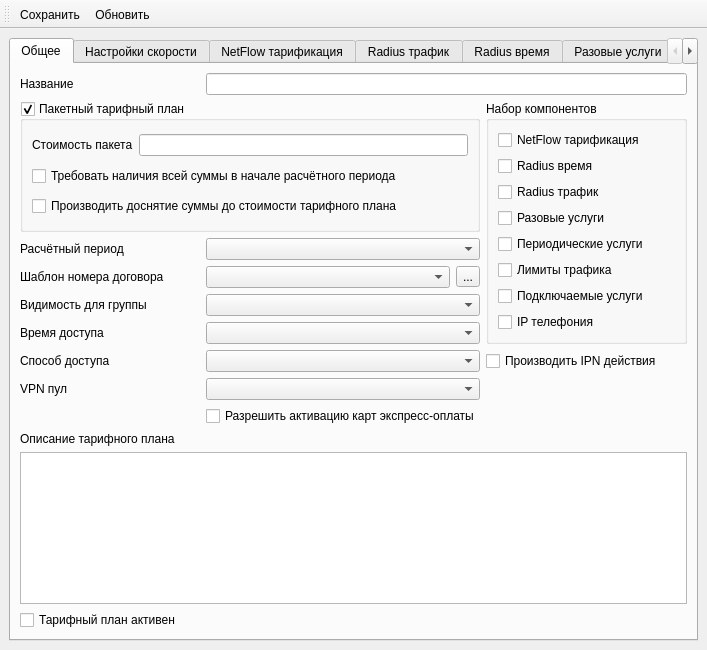
Above: mdi/forms/new_tp_edit.ui from brat002/ExpertBilling before the change. Below: the same form after it.
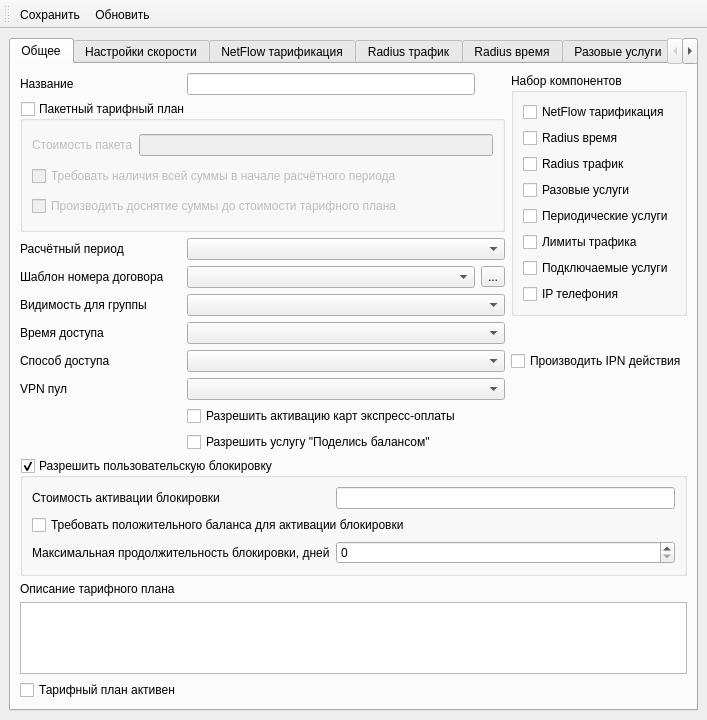
That is the form after the change. The open tabs and pages were chosen to show the change. Icons and pictures are not drawn.

Patch:
```diff
--- a/mdi/forms/new_tp_edit.ui
+++ b/mdi/forms/new_tp_edit.ui
@@ -7,7 +7,7 @@
     <x>0</x>
     <y>0</y>
     <width>707</width>
-    <height>650</height>
+    <height>700</height>
    </rect>
   </property>
   <property name="windowTitle">
@@ -51,7 +51,7 @@
        <attribute name="title">
         <string>Общее</string>
        </attribute>
-       <layout class="QGridLayout" name="gridLayout_10">
+       <layout class="QGridLayout" name="gridLayout_28">
         <item row="0" column="0">
          <widget class="QLabel" name="tarif_name_label">
           <property name="toolTip">
@@ -65,7 +65,7 @@
           </property>
          </widget>
         </item>
-        <item row="0" column="1" colspan="4">
+        <item row="0" column="1" colspan="3">
          <widget class="QLineEdit" name="tarif_name_edit">
           <property name="toolTip">
            <string>Уникальное название тарифного плана</string>
@@ -75,7 +75,7 @@
           </property>
          </widget>
         </item>
-        <item row="1" column="0" colspan="3">
+        <item row="1" column="0" colspan="5">
          <widget class="QGroupBox" name="sp_groupbox">
           <property name="toolTip">
            <string>Предоставление тарифного плана как пакета на срок расчётного периода</string>
@@ -89,6 +89,9 @@
           <property name="checkable">
            <bool>true</bool>
           </property>
+          <property name="checked">
+           <bool>false</bool>
+          </property>
           <layout class="QGridLayout" name="gridLayout_8">
            <item row="0" column="1">
             <widget class="QLineEdit" name="tarif_cost_edit">
@@ -139,7 +142,226 @@
           </layout>
          </widget>
         </item>
-        <item row="1" column="3" rowspan="5" colspan="2">
+        <item row="2" column="0">
+         <widget class="QLabel" name="sp_name_label">
+          <property name="toolTip">
+           <string>Расчётный период тарифного плана</string>
+          </property>
+          <property name="whatsThis">
+           <string>Расчётный период тарифного плана</string>
+          </property>
+          <property name="text">
+           <string>Расчётный период</string>
+          </property>
+         </widget>
+        </item>
+        <item row="2" column="1" colspan="4">
+         <widget class="QComboBox" name="sp_name_edit">
+          <property name="toolTip">
+           <string>Расчётный период тарифного плана</string>
+          </property>
+          <property name="whatsThis">
+           <string>Расчётный период тарифного плана</string>
+          </property>
+         </widget>
+        </item>
+        <item row="3" column="0">
+         <widget class="QLabel" name="label_contracttemplate">
+          <property name="toolTip">
+           <string>Шаблон номера договора для создаваемых на данном тарифном плане абонентов.</string>
+          </property>
+          <property name="whatsThis">
+           <string>Шаблон номера договора для создаваемых на данном тарифном плане абонентов.</string>
+          </property>
+          <property name="text">
+           <string>Шаблон номера договора</string>
+          </property>
+         </widget>
+        </item>
+        <item row="3" column="1" colspan="3">
+         <widget class="QComboBox" name="comboBox_contracttemplate">
+          <property name="toolTip">
+           <string>Шаблон номера договора для создаваемых на данном тарифном плане абонентов.</string>
+          </property>
+          <property name="whatsThis">
+           <string>Шаблон номера договора для создаваемых на данном тарифном плане абонентов.</string>
+          </property>
+         </widget>
+        </item>
+        <item row="4" column="0">
+         <widget class="QLabel" name="label_systemgroup">
+          <property name="toolTip">
+           <string>Настройки видимости тарифного плана для системных пользователей</string>
+          </property>
+          <property name="whatsThis">
+           <string>Настройки видимости тарифного плана для системных пользователей</string>
+          </property>
+          <property name="text">
+           <string>Видимость для группы</string>
+          </property>
+         </widget>
+        </item>
+        <item row="4" column="1" colspan="4">
+         <widget class="QComboBox" name="comboBox_system_group">
+          <property name="toolTip">
+           <string>Настройки видимости тарифного плана для системных пользователей</string>
+          </property>
+          <property name="whatsThis">
+           <string>Настройки видимости тарифного плана для системных пользователей</string>
+          </property>
+         </widget>
+        </item>
+        <item row="5" column="0">
+         <widget class="QLabel" name="access_time_label">
+          <property name="toolTip">
+           <string>Разрешённое время доступа/авторизации для абонентов</string>
+          </property>
+          <property name="whatsThis">
+           <string>Разрешённое время доступа/авторизации для абонентов</string>
+          </property>
+          <property name="text">
+           <string>Время доступа</string>
+          </property>
+         </widget>
+        </item>
+        <item row="5" column="1" colspan="4">
+         <widget class="QComboBox" name="access_time_edit">
+          <property name="toolTip">
+           <string>Разрешённое время доступа/авторизации для абонентов</string>
+          </property>
+          <property name="whatsThis">
+           <string>Разрешённое время доступа/авторизации для абонентов</string>
+          </property>
+         </widget>
+        </item>
+        <item row="6" column="0">
+         <widget class="QLabel" name="access_type_label">
+          <property name="toolTip">
+           <string>Способ доступа абонента</string>
+          </property>
+          <property name="whatsThis">
+           <string>Способ доступа абонента</string>
+          </property>
+          <property name="text">
+           <string>Способ доступа</string>
+          </property>
+         </widget>
+        </item>
+        <item row="6" column="1" colspan="4">
+         <widget class="QComboBox" name="access_type_edit">
+          <property name="toolTip">
+           <string>Способ доступа абонента</string>
+          </property>
+          <property name="whatsThis">
+           <string>Способ доступа абонента</string>
+          </property>
+         </widget>
+        </item>
+        <item row="7" column="0">
+         <widget class="QLabel" name="label_vpn_ippool">
+          <property name="toolTip">
+           <string>IPv4 пул по-умолчанию для динамической выдачи IP адресов клиентам при VPN авторизации.</string>
+          </property>
+          <property name="whatsThis">
+           <string>IPv4 пул по-умолчанию для динамической выдачи IP адресов клиентам при VPN авторизации.</string>
+          </property>
+          <property name="text">
+           <string>VPN пул</string>
+          </property>
+         </widget>
+        </item>
+        <item row="7" column="1" colspan="4">
+         <widget class="QComboBox" name="comboBox_vpn_ippool">
+          <property name="toolTip">
+           <string>IPv4 пул по-умолчанию для динамической выдачи IP адресов клиентам при VPN авторизации.</string>
+          </property>
+          <property name="whatsThis">
+           <string>IPv4 пул по-умолчанию для динамической выдачи IP адресов клиентам при VPN авторизации.</string>
+          </property>
+         </widget>
+        </item>
+        <item row="10" column="0" colspan="6">
+         <widget class="QGroupBox" name="groupBox_allowuserblock">
+          <property name="title">
+           <string>Разрешить пользовательскую блокировку</string>
+          </property>
+          <property name="checkable">
+           <bool>true</bool>
+          </property>
+          <layout class="QGridLayout" name="gridLayout_10">
+           <item row="0" column="0">
+            <widget class="QLabel" name="label_userblock_cost">
+             <property name="text">
+              <string>Стоимость активации блокировки</string>
+             </property>
+            </widget>
+           </item>
+           <item row="0" column="1">
+            <widget class="QLineEdit" name="lineEdit_userblock_cost"/>
+           </item>
+           <item row="2" column="0">
+            <widget class="QLabel" name="label_max_block_days">
+             <property name="text">
+              <string>Максимальная продолжительность блокировки, дней</string>
+             </property>
+            </widget>
+           </item>
+           <item row="2" column="1">
+            <widget class="QSpinBox" name="spinBox_max_block_days"/>
+           </item>
+           <item row="1" column="0" colspan="2">
+            <widget class="QCheckBox" name="checkBox_userblock_balance_require">
+             <property name="text">
+              <string>Требовать положительного баланса для активации блокировки</string>
+             </property>
+            </widget>
+           </item>
+          </layout>
+         </widget>
+        </item>
+        <item row="11" column="0">
+         <widget class="QLabel" name="tarif_description_label">
+          <property name="toolTip">
+           <string>Текстовое описание тарифного плана для печати накладных и работы с договорами</string>
+          </property>
+          <property name="whatsThis">
+           <string>Текстовое описание тарифного плана для печати накладных и работы с договорами</string>
+          </property>
+          <property name="text">
+           <string>Описание тарифного плана</string>
+          </property>
+          <property name="buddy">
+           <cstring>tarif_description_edit</cstring>
+          </property>
+         </widget>
+        </item>
+        <item row="13" column="0" colspan="6">
+         <widget class="QTextEdit" name="tarif_description_edit">
+          <property name="toolTip">
+           <string>Текстовое описание тарифного плана для печати накладных и работы с договорами</string>
+          </property>
+          <property name="whatsThis">
+           <string>Текстовое описание тарифного плана для печати накладных и работы с договорами</string>
+          </property>
+          <property name="textInteractionFlags">
+           <set>Qt::LinksAccessibleByKeyboard|Qt::LinksAccessibleByMouse|Qt::TextBrowserInteraction|Qt::TextEditable|Qt::TextEditorInteraction|Qt::TextSelectableByKeyboard|Qt::TextSelectableByMouse</set>
+          </property>
+         </widget>
+        </item>
+        <item row="14" column="0">
+         <widget class="QCheckBox" name="tarif_status_edit">
+          <property name="toolTip">
+           <string>Признак возможности работы абонента на данном тарифном плане</string>
+          </property>
+          <property name="whatsThis">
+           <string>Признак возможности работы абонента на данном тарифном плане</string>
+          </property>
+          <property name="text">
+           <string>Тарифный план активен</string>
+          </property>
+         </widget>
+        </item>
+        <item row="0" column="5" rowspan="5">
          <widget class="QGroupBox" name="components_groupBox">
           <property name="toolTip">
            <string>Набор компонентов тарифного плана</string>
@@ -255,207 +477,7 @@
           </layout>
          </widget>
         </item>
-        <item row="11" column="0" colspan="3">
-         <widget class="QLabel" name="tarif_description_label">
-          <property name="toolTip">
-           <string>Текстовое описание тарифного плана для печати накладных и работы с договорами</string>
-          </property>
-          <property name="whatsThis">
-           <string>Текстовое описание тарифного плана для печати накладных и работы с договорами</string>
-          </property>
-          <property name="text">
-           <string>Описание тарифного плана</string>
-          </property>
-          <property name="buddy">
-           <cstring>tarif_description_edit</cstring>
-          </property>
-         </widget>
-        </item>
-        <item row="12" column="0" colspan="5">
-         <widget class="QTextEdit" name="tarif_description_edit">
-          <property name="toolTip">
-           <string>Текстовое описание тарифного плана для печати накладных и работы с договорами</string>
-          </property>
-          <property name="whatsThis">
-           <string>Текстовое описание тарифного плана для печати накладных и работы с договорами</string>
-          </property>
-          <property name="textInteractionFlags">
-           <set>Qt::LinksAccessibleByKeyboard|Qt::LinksAccessibleByMouse|Qt::TextBrowserInteraction|Qt::TextEditable|Qt::TextEditorInteraction|Qt::TextSelectableByKeyboard|Qt::TextSelectableByMouse</set>
-          </property>
-         </widget>
-        </item>
-        <item row="13" column="0" colspan="2">
-         <widget class="QCheckBox" name="tarif_status_edit">
-          <property name="toolTip">
-           <string>Признак возможности работы абонента на данном тарифном плане</string>
-          </property>
-          <property name="whatsThis">
-           <string>Признак возможности работы абонента на данном тарифном плане</string>
-          </property>
-          <property name="text">
-           <string>Тарифный план активен</string>
-          </property>
-         </widget>
-        </item>
-        <item row="6" column="1" colspan="2">
-         <widget class="QComboBox" name="access_type_edit">
-          <property name="toolTip">
-           <string>Способ доступа абонента</string>
-          </property>
-          <property name="whatsThis">
-           <string>Способ доступа абонента</string>
-          </property>
-         </widget>
-        </item>
-        <item row="8" column="0">
-         <widget class="QLabel" name="label_vpn_ippool">
-          <property name="toolTip">
-           <string>IPv4 пул по-умолчанию для динамической выдачи IP адресов клиентам при VPN авторизации.</string>
-          </property>
-          <property name="whatsThis">
-           <string>IPv4 пул по-умолчанию для динамической выдачи IP адресов клиентам при VPN авторизации.</string>
-          </property>
-          <property name="text">
-           <string>VPN пул</string>
-          </property>
-         </widget>
-        </item>
-        <item row="6" column="0">
-         <widget class="QLabel" name="access_type_label">
-          <property name="toolTip">
-           <string>Способ доступа абонента</string>
-          </property>
-          <property name="whatsThis">
-           <string>Способ доступа абонента</string>
-          </property>
-          <property name="text">
-           <string>Способ доступа</string>
-          </property>
-         </widget>
-        </item>
-        <item row="10" column="1" colspan="2">
-         <widget class="QCheckBox" name="checkBox_allow_expresscards_activation">
-          <property name="toolTip">
-           <string>Разрешить активацию карт экспресс-оплаты на данном тарифном плане.</string>
-          </property>
-          <property name="whatsThis">
-           <string>Разрешить активацию карт экспресс-оплаты на данном тарифном плане.</string>
-          </property>
-          <property name="text">
-           <string>Разрешить активацию карт экспресс-оплаты</string>
-          </property>
-         </widget>
-        </item>
-        <item row="8" column="1" colspan="2">
-         <widget class="QComboBox" name="comboBox_vpn_ippool">
-          <property name="toolTip">
-           <string>IPv4 пул по-умолчанию для динамической выдачи IP адресов клиентам при VPN авторизации.</string>
-          </property>
-          <property name="whatsThis">
-           <string>IPv4 пул по-умолчанию для динамической выдачи IP адресов клиентам при VPN авторизации.</string>
-          </property>
-         </widget>
-        </item>
-        <item row="4" column="0">
-         <widget class="QLabel" name="label_systemgroup">
-          <property name="toolTip">
-           <string>Настройки видимости тарифного плана для системных пользователей</string>
-          </property>
-          <property name="whatsThis">
-           <string>Настройки видимости тарифного плана для системных пользователей</string>
-          </property>
-          <property name="text">
-           <string>Видимость для группы</string>
-          </property>
-         </widget>
-        </item>
-        <item row="4" column="1" colspan="2">
-         <widget class="QComboBox" name="comboBox_system_group">
-          <property name="toolTip">
-           <string>Настройки видимости тарифного плана для системных пользователей</string>
-          </property>
-          <property name="whatsThis">
-           <string>Настройки видимости тарифного плана для системных пользователей</string>
-          </property>
-         </widget>
-        </item>
-        <item row="5" column="0">
-         <widget class="QLabel" name="access_time_label">
-          <property name="toolTip">
-           <string>Разрешённое время доступа/авторизации для абонентов</string>
-          </property>
-          <property name="whatsThis">
-           <string>Разрешённое время доступа/авторизации для абонентов</string>
-          </property>
-          <property name="text">
-           <string>Время доступа</string>
-          </property>
-         </widget>
-        </item>
-        <item row="5" column="1" colspan="2">
-         <widget class="QComboBox" name="access_time_edit">
-          <property name="toolTip">
-           <string>Разрешённое время доступа/авторизации для абонентов</string>
-          </property>
-          <property name="whatsThis">
-           <string>Разрешённое время доступа/авторизации для абонентов</string>
-          </property>
-         </widget>
-        </item>
-        <item row="3" column="0">
-         <widget class="QLabel" name="label_contracttemplate">
-          <property name="toolTip">
-           <string>Шаблон номера договора для создаваемых на данном тарифном плане абонентов.</string>
-          </property>
-          <property name="whatsThis">
-           <string>Шаблон номера договора для создаваемых на данном тарифном плане абонентов.</string>
-          </property>
-          <property name="text">
-           <string>Шаблон номера договора</string>
-          </property>
-         </widget>
-        </item>
-        <item row="3" column="1">
-         <widget class="QComboBox" name="comboBox_contracttemplate">
-          <property name="toolTip">
-           <string>Шаблон номера договора для создаваемых на данном тарифном плане абонентов.</string>
-          </property>
-          <property name="whatsThis">
-           <string>Шаблон номера договора для создаваемых на данном тарифном плане абонентов.</string>
-          </property>
-         </widget>
-        </item>
-        <item row="2" column="0">
-         <widget class="QLabel" name="sp_name_label">
-          <property name="toolTip">
-           <string>Расчётный период тарифного плана</string>
-          </property>
-          <property name="whatsThis">
-           <string>Расчётный период тарифного плана</string>
-          </property>
-          <property name="text">
-           <string>Расчётный период</string>
-          </property>
-         </widget>
-        </item>
-        <item row="2" column="1" colspan="2">
-         <widget class="QComboBox" name="sp_name_edit">
-          <property name="toolTip">
-           <string>Расчётный период тарифного плана</string>
-          </property>
-          <property name="whatsThis">
-           <string>Расчётный период тарифного плана</string>
-          </property>
-         </widget>
-        </item>
-        <item row="3" column="2">
-         <widget class="QToolButton" name="toolButton">
-          <property name="text">
-           <string>...</string>
-          </property>
-         </widget>
-        </item>
-        <item row="6" column="3">
+        <item row="6" column="5">
          <widget class="QCheckBox" name="checkBox_ipn_actions">
           <property name="toolTip">
            <string>Производить дополнительно IPN действия на сервере доступа для данного способа доступа.</string>
@@ -468,6 +490,39 @@
           </property>
          </widget>
         </item>
+        <item row="3" column="4">
+         <widget class="QToolButton" name="toolButton">
+          <property name="text">
+           <string>...</string>
+          </property>
+         </widget>
+        </item>
+        <item row="8" column="1" colspan="5">
+         <widget class="QCheckBox" name="checkBox_allow_expresscards_activation">
+          <property name="toolTip">
+           <string>Разрешить активацию карт экспресс-оплаты на данном тарифном плане.</string>
+          </property>
+          <property name="whatsThis">
+           <string>Разрешить активацию карт экспресс-оплаты на данном тарифном плане.</string>
+          </property>
+          <property name="text">
+           <string>Разрешить активацию карт экспресс-оплаты</string>
+          </property>
+         </widget>
+        </item>
+        <item row="9" column="1" colspan="5">
+         <widget class="QCheckBox" name="checkBox_allow_moneytransfer">
+          <property name="toolTip">
+           <string>Разрешить активацию карт экспресс-оплаты на данном тарифном плане.</string>
+          </property>
+          <property name="whatsThis">
+           <string>Разрешить активацию карт экспресс-оплаты на данном тарифном плане.</string>
+          </property>
+          <property name="text">
+           <string>Разрешить услугу &quot;Поделись балансом&quot;</string>
+          </property>
+         </widget>
+        </item>
        </layout>
       </widget>
       <widget class="QWidget" name="tab_2">
```
Left out of the diff: 34 changed lines with no effect on the pictures.
